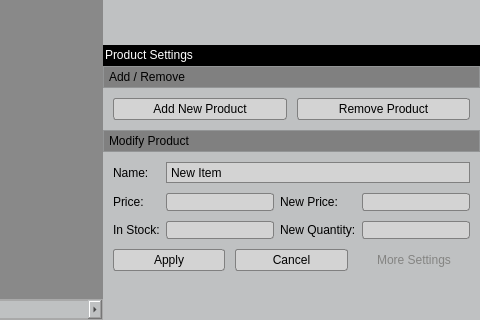
Above: Dev/OSG/Src/ShopScene/libShopEditor/VRShopBuilder_GUI.ui from octaviansoldea/VRShop before the change; both pictures show x 677 to 1157 and y 629 to 949 of the 1157 by 949 pixel window. Below: the same form after it.
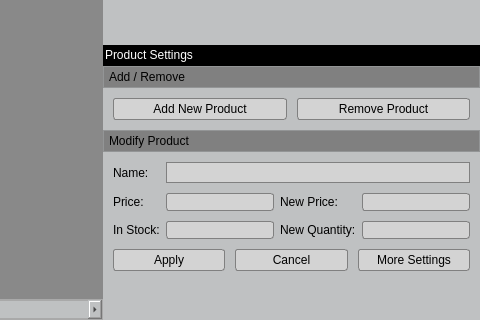
That is the form after the change. Icons and pictures are not drawn. Custom widgets are drawn as their Qt base class.

Diff of the .ui file:
```diff
--- a/Dev/OSG/Src/ShopScene/libShopEditor/VRShopBuilder_GUI.ui
+++ b/Dev/OSG/Src/ShopScene/libShopEditor/VRShopBuilder_GUI.ui
@@ -141,7 +141,7 @@
 }
 
 QSpinBox::up-button:off, QSpinBox::down-button:off {
-	background-color: lightgrey;
+	background-color: lightgray;
 	color: #eeeeee;
 }
 
@@ -3966,18 +3966,8 @@
                <item row="0" column="1" colspan="3">
                 <widget class="QComboBox" name="m_p_ComboBox_ProductSettings_ProductName">
                  <property name="currentText">
-                  <string>New Item</string>
+                  <string/>
                  </property>
-                 <item>
-                  <property name="text">
-                   <string>New Item</string>
-                  </property>
-                 </item>
-                 <item>
-                  <property name="text">
-                   <string>New Item1</string>
-                  </property>
-                 </item>
                 </widget>
                </item>
                <item row="1" column="1">
@@ -4096,7 +4086,7 @@
                    <property name="minimumSize">
                     <size>
                      <width>0</width>
-                     <height>20</height>
+                     <height>22</height>
                     </size>
                    </property>
                    <property name="maximumSize">
@@ -4112,9 +4102,17 @@
                     <bool>false</bool>
                    </property>
                    <property name="styleSheet">
-                    <string notr="true">color: rgb(132, 132, 130);
-border: 0px;
-background-color: rgb(191,193,194);</string>
+                    <string notr="true">QToolButton {
+	color: rgb(132, 132, 130);
+	border: 0px;
+	background-color: rgb(191,193,194);
+}
+
+QToolButton:hover {
+	background-color: gray;
+	border-radius: 0px;
+}
+</string>
                    </property>
                    <property name="text">
                     <string>More Settings</string>
```
Left out of the diff: 6 changed lines with no effect on the pictures.
